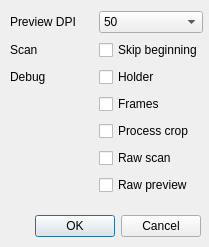
Qt form options.ui (ilventu/densoscan) before a commit.
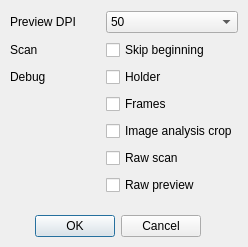
The same form after that commit.

Diff of the .ui file:
```diff
--- a/options.ui
+++ b/options.ui
@@ -6,7 +6,7 @@
    <rect>
     <x>0</x>
     <y>0</y>
-    <width>209</width>
+    <width>248</width>
     <height>247</height>
    </rect>
   </property>
@@ -34,7 +34,7 @@
     <rect>
      <x>10</x>
      <y>10</y>
-     <width>193</width>
+     <width>228</width>
      <height>189</height>
     </rect>
    </property>
@@ -42,7 +42,7 @@
     <item row="4" column="1">
      <widget class="QCheckBox" name="checkPCrop">
       <property name="text">
-       <string>Process crop</string>
+       <string>Image analysis crop</string>
       </property>
      </widget>
     </item>
```
